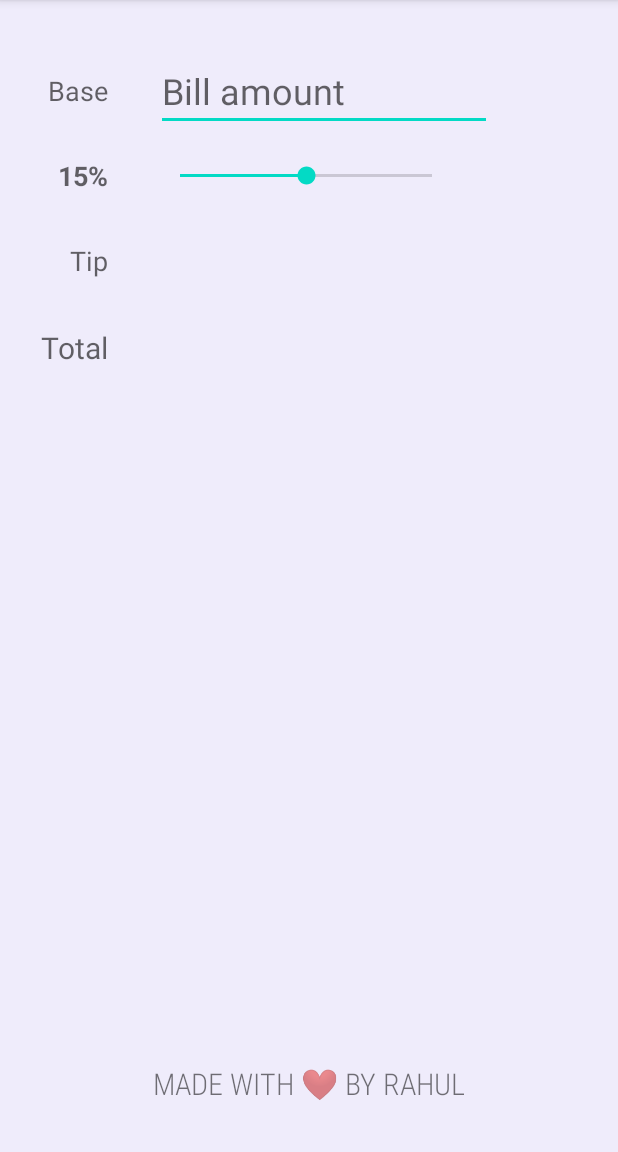
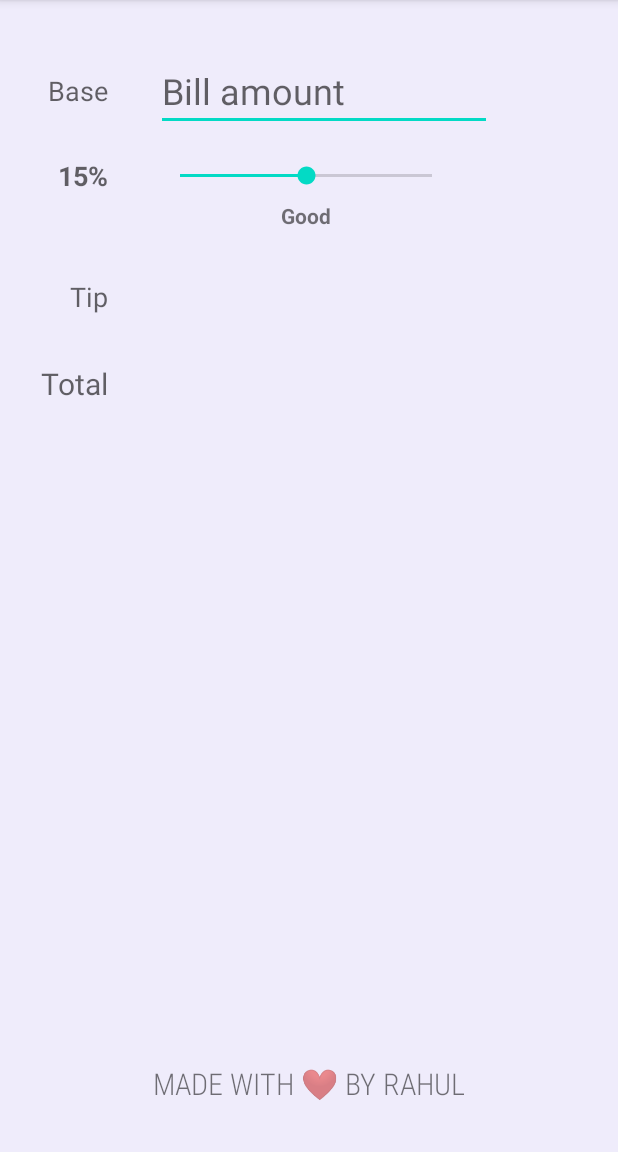
Before and after one commit to Trabochuk/AndroidTippy, an Android app: the screen it shows after launch (MainActivity), on a phone screen of 412 x 824 dp, the part 84-1236 px from its top. Run offline under Robolectric (Android 15) with nearby library versions, the phone set to English and light mode, and no system bars.

```diff
--- a/app/src/main/java/com/rkpandey/tipcalculator/MainActivity.kt
+++ b/app/src/main/java/com/rkpandey/tipcalculator/MainActivity.kt
@@ -17,6 +17,7 @@ class MainActivity : AppCompatActivity() {
     private lateinit var tvTipPercentLabel: TextView
     private lateinit var tvTipAmount: TextView
     private lateinit var tvTotalAmount: TextView
+    private lateinit var tvTipDescription: TextView
 
     override fun onCreate(savedInstanceState: Bundle?) {
         super.onCreate(savedInstanceState)
@@ -26,13 +27,16 @@ class MainActivity : AppCompatActivity() {
         tvTipPercentLabel = findViewById(R.id.tvTipPercentLabel)
         tvTipAmount = findViewById(R.id.tvTipAmount)
         tvTotalAmount = findViewById(R.id.tvTotalAmount)
+        tvTipDescription = findViewById(R.id.tvTipDescription)
 
         seekBarTip.progress = INITIAL_TIP_PERCENT
         tvTipPercentLabel.text = "$INITIAL_TIP_PERCENT%"
+        updateTipDescription(INITIAL_TIP_PERCENT)
         seekBarTip.setOnSeekBarChangeListener(object: SeekBar.OnSeekBarChangeListener {
             override fun onProgressChanged(seekBar: SeekBar?, progress: Int, fromUser: Boolean) {
                 Log.i(TAG, "onProgressChanged $progress")
                 tvTipPercentLabel.text = "$progress%"
+                updateTipDescription(progress)
                 computeTipAndTotal()
             }
 
@@ -52,6 +56,18 @@ class MainActivity : AppCompatActivity() {
         })
     }
 
+    private fun updateTipDescription(tipPercent: Int) {
+        val tipDescription = when (tipPercent) {
+            in 0..9 -> "Poor"
+            in 10..14 -> "Acceptable"
+            in 15..19 -> "Good"
+            in 20..24 -> "Great"
+            else -> "Amazing"
+        }
+        tvTipDescription.text = tipDescription
+
+    }
+
     private fun computeTipAndTotal() {
         if (etBaseAmount.text.isEmpty()) {
             tvTipAmount.text = ""
--- a/app/src/main/res/layout/activity_main.xml
+++ b/app/src/main/res/layout/activity_main.xml
@@ -23,7 +23,7 @@
         android:id="@+id/tvTipLabel"
         android:layout_width="wrap_content"
         android:layout_height="wrap_content"
-        android:layout_marginTop="32dp"
+        android:layout_marginTop="56dp"
         android:text="Tip"
         android:textAppearance="@style/TextAppearance.AppCompat.Medium"
         app:layout_constraintEnd_toEndOf="@+id/tvTipPercentLabel"
@@ -77,6 +77,17 @@
         app:layout_constraintTop_toTopOf="@+id/tvTipPercentLabel" />
 
     <TextView
+        android:id="@+id/tvTipDescription"
+        android:layout_width="wrap_content"
+        android:layout_height="wrap_content"
+        android:layout_marginTop="8dp"
+        android:textStyle="bold"
+        app:layout_constraintEnd_toEndOf="@+id/seekBarTip"
+        app:layout_constraintStart_toStartOf="@+id/seekBarTip"
+        app:layout_constraintTop_toBottomOf="@+id/seekBarTip"
+        tools:text="Acceptable" />
+
+    <TextView
         android:id="@+id/tvTipAmount"
         android:layout_width="wrap_content"
         android:layout_height="wrap_content"
```
